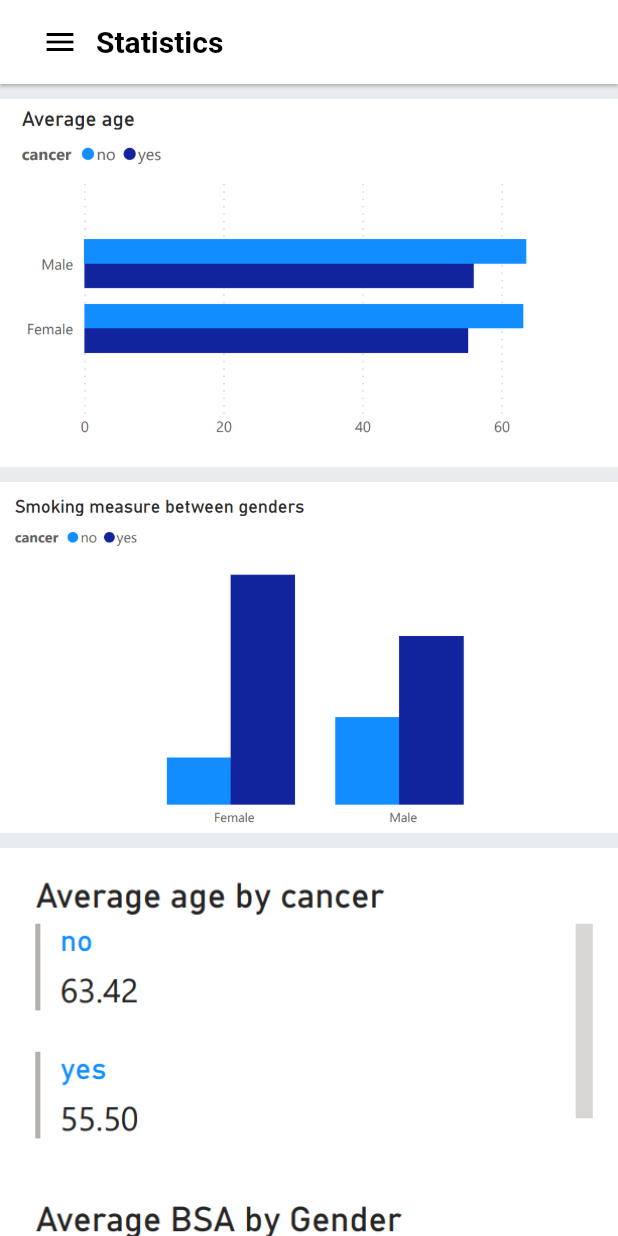
After one commit to MahmoudMagdy001/colon_app, a Flutter app: the StatisticsView screen opened by its route, on a phone screen of 412 x 824 dp. The commit adds this screen. Run offline on Flutter 3.47's test engine with Material 2 defaults, Android fonts, the phone set to English and light mode, and no system bars; our stand-ins replace bloc, cached_network_image, connectivity_plus, dartz, dio, email_validator and 10 more; accounts and stored records are empty; network calls fail; statements that could not run were skipped.

Commit message:
add statistics in our app and change icon and name

```diff
--- a/lib/core/utlis/app_router.dart
+++ b/lib/core/utlis/app_router.dart
@@ -1,3 +1,4 @@
+import 'package:colon_app/features/Statistics/presentation/views/Statistics_view.dart';
 import 'package:colon_app/features/patient_tracking/presentation/views/patient_tracking_view.dart';
 import 'package:colon_app/features/patient_tracking/presentation/views/widgets/add_patient_tracking.dart';
 import 'package:go_router/go_router.dart';
@@ -36,6 +37,7 @@ abstract class AppRouter {
   static const kPhoneLoginView = '/phoneloginview';
   static const kPatientTrachingView = '/patienttrackingview';
   static const kAddPatientTrachingView = '/addpatienttrackingview';
+  static const kStatisticsView = '/statisticsview';
 
   static final router = GoRouter(
     routes: [
@@ -103,6 +105,10 @@ abstract class AppRouter {
         path: kAddPatientTrachingView,
         builder: (context, state) => const AddPatientTracking(),
       ),
+      GoRoute(
+        path: kStatisticsView,
+        builder: (context, state) => const StatisticsView(),
+      ),
     ],
   );
 }
--- /dev/null
+++ b/lib/features/Statistics/presentation/views/Statistics_view.dart
@@ -0,0 +1,48 @@
+// ignore_for_file: file_names
+
+import 'package:flutter/material.dart';
+import 'package:provider/provider.dart';
+
+import 'package:colon_app/features/Statistics/presentation/views/widgets/statistics_view_body.dart';
+
+import '../../../../controllers/menu_app_controller.dart';
+import '../../../../core/widgets/custom_drawer.dart';
+import '../../../../responsive.dart';
+
+class StatisticsView extends StatelessWidget {
+  const StatisticsView({super.key});
+
+  @override
+  Widget build(BuildContext context) {
+    return ChangeNotifierProvider(
+      create: (_) => MenuAppController(),
+      child: Consumer<MenuAppController>(
+        builder: (context, menuAppController, _) {
+          return Scaffold(
+            key: menuAppController.scaffoldKey,
+            drawer: const MyDrawer(),
+            body: SafeArea(
+              child: Row(
+                crossAxisAlignment: CrossAxisAlignment.start,
+                children: [
+                  // We want this side menu only for large screen
+                  if (Responsive.isDesktop(context))
+                    const Expanded(
+                      // default flex = 1
+                      // and it takes 1/6 part of the screen
+                      child: MyDrawer(),
+                    ),
+                  const Expanded(
+                    // It takes 5/6 part of the screen
+                    flex: 5,
+                    child: StatisticsViewBody(),
+                  ),
+                ],
+              ),
+            ),
+          );
+        },
+      ),
+    );
+  }
+}
--- /dev/null
+++ b/lib/features/Statistics/presentation/views/widgets/statistics_details.dart
@@ -0,0 +1,35 @@
+import 'package:flutter/material.dart';
+
+class StatisticsDetails extends StatefulWidget {
+  const StatisticsDetails({super.key});
+
+  @override
+  State<StatisticsDetails> createState() => _MyWidgetState();
+}
+
+class _MyWidgetState extends State<StatisticsDetails> {
+  List<String> imagePaths = [
+    'assets/images/average_age.png',
+    'assets/images/smoking.png',
+    'assets/images/avgs.png',
+    'assets/images/average_weight.png',
+    'assets/images/average_bsa.png',
+  ];
+
+  @override
+  Widget build(BuildContext context) {
+    return ListView.builder(
+      physics: const BouncingScrollPhysics(),
+      itemCount: imagePaths.length,
+      itemBuilder: (context, index) {
+        return Padding(
+          padding: const EdgeInsets.only(top: 10),
+          child: Image.asset(
+            imagePaths[index],
+            fit: BoxFit.cover,
+          ),
+        );
+      },
+    );
+  }
+}
--- /dev/null
+++ b/lib/features/Statistics/presentation/views/widgets/statistics_view_body.dart
@@ -0,0 +1,35 @@
+import 'package:flutter/material.dart';
+import 'package:provider/provider.dart';
+
+import '../../../../../constants.dart';
+import '../../../../../controllers/menu_app_controller.dart';
+import '../../../../../core/utlis/styles.dart';
+import '../../../../../responsive.dart';
+import 'statistics_details.dart';
+
+class StatisticsViewBody extends StatelessWidget {
+  const StatisticsViewBody({super.key});
+
+  @override
+  Widget build(BuildContext context) {
+    return Scaffold(
+      appBar: AppBar(
+        title: Row(
+          children: [
+            if (!Responsive.isDesktop(context))
+              IconButton(
+                icon: const Icon(Icons.menu),
+                onPressed: context.read<MenuAppController>().controlMenu,
+              ),
+            // if (!Responsive.isMobile(context))
+            Text(
+              "Statistics",
+              style: Styles.textStyle20.copyWith(color: kTextColor),
+            ),
+          ],
+        ),
+      ),
+      body: const StatisticsDetails(),
+    );
+  }
+}
```
Also changed, not shown: lib/core/widgets/custom_drawer.dart (+28 -2 lines), lib/features/histopathology/presentation/views/widgets/histopathology_details.dart (+1 -8 lines), lib/features/patient_tracking/presentation/views/widgets/patient_tracking_info.dart (+94 -40 lines), pubspec.yaml (+7 -0 lines), assets/images/1024.png (added), assets/images/average_age.png (added), assets/images/average_bsa.png (added), assets/images/average_weight.png (added), assets/images/avgs.png (added), assets/images/smoking.png (added), pubspec.lock, 8 other files.
